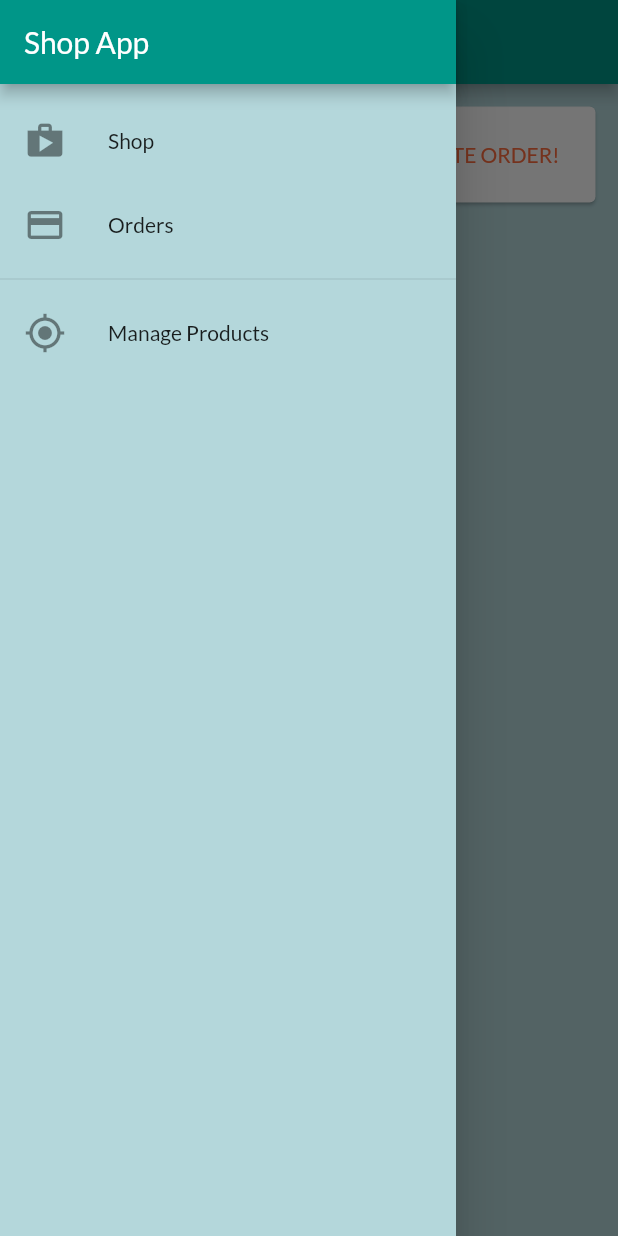
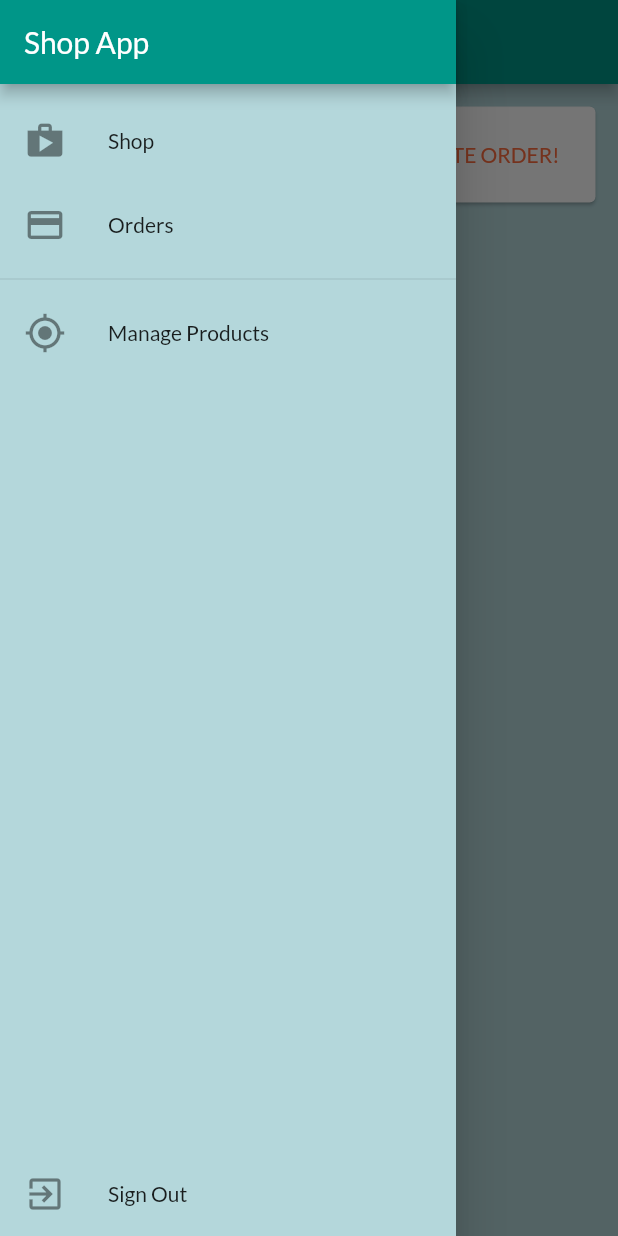
Before and after one commit to cosmasnyairo/shop_app, a Flutter app: the CartDetail screen opened by its route, with the side drawer open, on a phone screen of 412 x 824 dp. Run offline on Flutter 3.47's test engine with Material 2 defaults, Android fonts, the phone set to English and light mode, and no system bars.

```diff
--- a/lib/widgets/drawer.dart
+++ b/lib/widgets/drawer.dart
@@ -1,4 +1,7 @@
 import 'package:flutter/material.dart';
+import 'package:provider/provider.dart';
+
+import '../providers/auth_provider.dart';
 
 class AppDrawer extends StatelessWidget {
   @override
@@ -14,14 +17,22 @@ class AppDrawer extends StatelessWidget {
             height: 10,
           ),
           ListTile(
-            leading: Icon(Icons.shop,size: 28,),
-            title: Text('Shop',),
+            leading: Icon(
+              Icons.shop,
+              size: 28,
+            ),
+            title: Text(
+              'Shop',
+            ),
             onTap: () {
               Navigator.of(context).pushReplacementNamed('product-overview');
-               },
+            },
           ),
           ListTile(
-            leading: Icon(Icons.payment,size: 28,),
+            leading: Icon(
+              Icons.payment,
+              size: 28,
+            ),
             title: Text('Orders'),
             onTap: () {
               Navigator.of(context).pushReplacementNamed('order-detail');
@@ -29,10 +40,25 @@ class AppDrawer extends StatelessWidget {
           ),
           Divider(),
           ListTile(
-            leading: Icon(Icons.my_location,size: 28,),
+            leading: Icon(
+              Icons.my_location,
+              size: 28,
+            ),
             title: Text('Manage Products'),
             onTap: () {
               Navigator.of(context).pushReplacementNamed('manage-products');
+            },
+          ),
+          Spacer(),
+          ListTile(
+            leading: Icon(
+              Icons.exit_to_app,
+              size: 28,
+            ),
+            title: Text('Sign Out'),
+            onTap: () {
+              Navigator.of(context).pop();
+              Provider.of<Authenticate>(context, listen: false).logout();
             },
           ),
         ],
```
Also changed, not shown: lib/providers/auth_provider.dart (+9 -1 lines).
